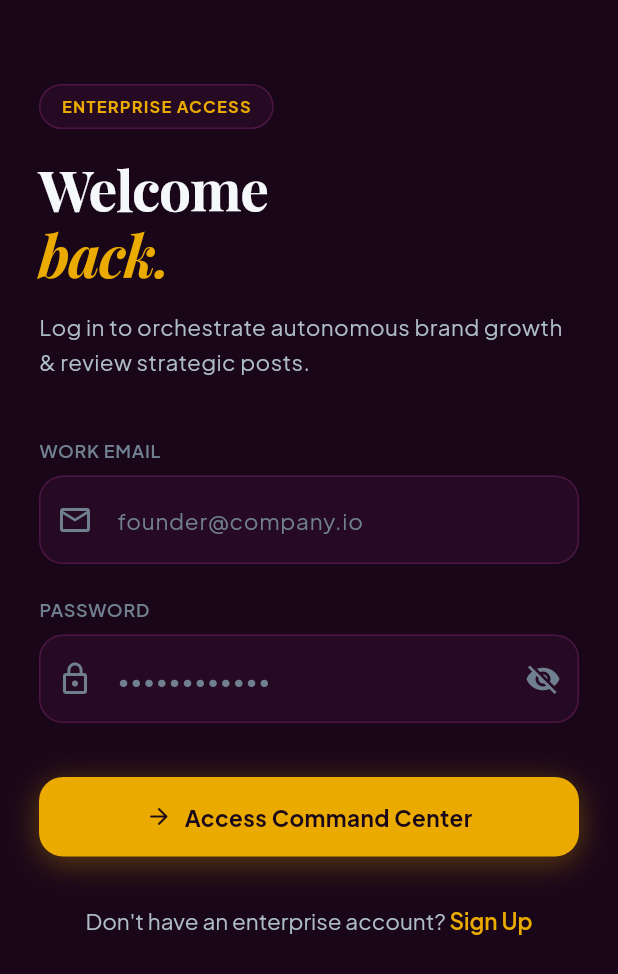
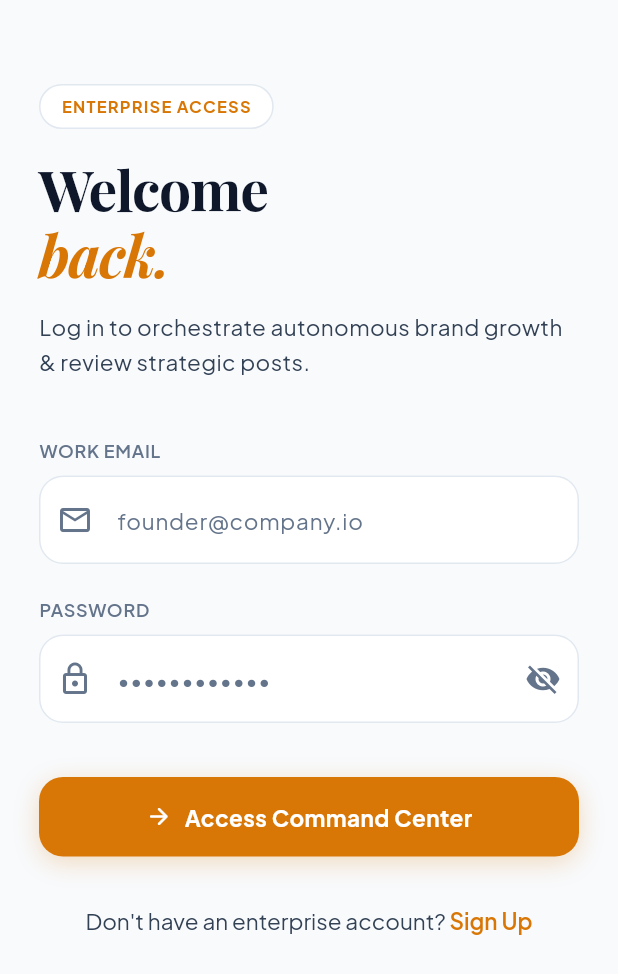
Before and after one commit to shashvatdev/AI-Social-Media-Manager-SaaS, a Flutter app: the screen it shows after launch, on a phone screen of 412 x 824 dp. Shown: the top 974 px of the screen. Run offline on Flutter 3.47's test engine with Material 3 defaults, Android fonts, the phone set to English and light mode, and no system bars; drawn by our look-alikes of flutter_animate; our stand-ins replace cached_network_image, dio, file_picker, flutter_secure_storage, google_fonts; accounts and stored records are empty.

Commit message:
feat(ui): pristine high-contrast luxury white theme across entire client

```diff
--- a/frontend/lib/core/theme/app_colors.dart
+++ b/frontend/lib/core/theme/app_colors.dart
@@ -1,29 +1,29 @@
 import 'package:flutter/material.dart';
 
 class AppColors {
-  // --- PRIMARY LUXURY PALETTE (from Brand Design Brief) ---
-  static const Color iceSilver = Color(0xFFDDE3E8);
-  static const Color deepAubergine = Color(0xFF3A0F34);
-  static const Color marigold = Color(0xFFEAAA00);
+  // --- PRIMARY LUXURY PALETTE ---
+  static const Color iceSilver = Color(0xFF64748B);        // Refined Slate
+  static const Color deepAubergine = Color(0xFF3A0F34);    // Rich luxury brand accent
+  static const Color marigold = Color(0xFFD97706);         // High-contrast Amber / Marigold Gold
 
-  // --- LUXURY DARK MODE CANVAS & SURFACES ---
-  static const Color obsidian = Color(0xFF110410);          // Deepest background
-  static const Color darkCanvas = Color(0xFF190618);        // Main screen background
-  static const Color surfaceAubergine = Color(0xFF260A23);  // Card surfaces
-  static const Color elevatedSurface = Color(0xFF320E2E);   // Modals / Elevated cards
-  static const Color borderAubergine = Color(0xFF4C1544);   // Crisp hairline borders
-  static const Color borderHighlight = Color(0xFF6B2060);   // Focused borders
+  // --- PRISTINE LIGHT MODE CANVAS & SURFACES ---
+  static const Color obsidian = Color(0xFFFFFFFF);         // Pure crisp white
+  static const Color darkCanvas = Color(0xFFF8FAFC);       // Soft cloud / pearl white scaffold background
+  static const Color surfaceAubergine = Color(0xFFFFFFFF); // Pure white cards & modals
+  static const Color elevatedSurface = Color(0xFFFFFFFF);  // Pure white elevated surfaces
+  static const Color borderAubergine = Color(0xFFE2E8F0);  // Subtle refined borders (Linear / Stripe style)
+  static const Color borderHighlight = Color(0xFFF59E0B);  // Active border (Marigold amber)
 
   // --- ACCENTS & GLOWS ---
-  static const Color marigoldGlow = Color(0x33EAAA00);      // 20% glow
-  static const Color electricAmber = Color(0xFFFFBF00);
-  static const Color emeraldSuccess = Color(0xFF00E599);     // Published / Verified badge
-  static const Color crimsonReject = Color(0xFFFF3366);      // Reject / Danger badge
-  static const Color cobaltInfo = Color(0xFF2D8CFF);
+  static const Color marigoldGlow = Color(0x22D97706);     // Subtle golden glow
+  static const Color electricAmber = Color(0xFFD97706);
+  static const Color emeraldSuccess = Color(0xFF059669);    // Crisp Emerald
+  static const Color crimsonReject = Color(0xFFDC2626);     // Crisp Crimson
+  static const Color cobaltInfo = Color(0xFF2563EB);        // Crisp Royal Blue
 
-  // --- TEXT SYSTEM ---
-  static const Color textPrimary = Color(0xFFF5F8FA);       // 100% white-silver
-  static const Color textSecondary = Color(0xFFAEBCC7);     // 70% silver muted
-  static const Color textTertiary = Color(0xFF708090);      // 40% subtle labels
-  static const Color textOnMarigold = Color(0xFF190618);    // High contrast black on yellow
+  // --- TEXT SYSTEM (CRISP DEEP SLATE & CHARCOAL) ---
+  static const Color textPrimary = Color(0xFF0F172A);      // Deep Slate Obsidian (crisp, high contrast)
+  static const Color textSecondary = Color(0xFF334155);    // Medium slate
+  static const Color textTertiary = Color(0xFF64748B);     // Subdued slate labels
+  static const Color textOnMarigold = Color(0xFFFFFFFF);   // White on amber button
 }
--- a/frontend/lib/core/theme/app_text_styles.dart
+++ b/frontend/lib/core/theme/app_text_styles.dart
@@ -22,9 +22,9 @@ class AppTextStyles {
 
   static TextStyle displaySub = GoogleFonts.playfairDisplay(
     fontSize: 20,
-    fontWeight: FontWeight.w500,
+    fontWeight: FontWeight.w600,
     letterSpacing: -0.3,
-    color: AppColors.iceSilver,
+    color: AppColors.deepAubergine,
   );
 
   // --- MODERN PRECISION SANS (UI, Data, Copy) ---
--- a/frontend/lib/core/theme/app_theme.dart
+++ b/frontend/lib/core/theme/app_theme.dart
@@ -4,12 +4,14 @@ import 'app_colors.dart';
 import 'app_text_styles.dart';
 
 class AppTheme {
-  static ThemeData get luxuryDarkTheme {
+  static ThemeData get luxuryDarkTheme => luxuryLightTheme;
+
+  static ThemeData get luxuryLightTheme {
     return ThemeData(
-      brightness: Brightness.dark,
+      brightness: Brightness.light,
       scaffoldBackgroundColor: AppColors.darkCanvas,
       primaryColor: AppColors.marigold,
-      colorScheme: const ColorScheme.dark(
+      colorScheme: const ColorScheme.light(
         primary: AppColors.marigold,
         secondary: AppColors.deepAubergine,
         surface: AppColors.surfaceAubergine,
@@ -17,11 +19,11 @@ class AppTheme {
         onSurface: AppColors.textPrimary,
       ),
       appBarTheme: AppBarTheme(
-        backgroundColor: AppColors.darkCanvas.withValues(alpha: 0.9),
+        backgroundColor: Colors.white,
         elevation: 0,
         centerTitle: false,
-        systemOverlayStyle: SystemUiOverlayStyle.light,
-        iconTheme: const IconThemeData(color: AppColors.iceSilver),
+        systemOverlayStyle: SystemUiOverlayStyle.dark,
+        iconTheme: const IconThemeData(color: AppColors.textPrimary),
         titleTextStyle: AppTextStyles.displaySub.copyWith(color: AppColors.textPrimary),
       ),
       cardTheme: CardThemeData(
@@ -34,7 +36,7 @@ class AppTheme {
       ),
       inputDecorationTheme: InputDecorationTheme(
         filled: true,
-        fillColor: AppColors.surfaceAubergine,
+        fillColor: Colors.white,
         hintStyle: AppTextStyles.bodyMedium.copyWith(color: AppColors.textTertiary),
         contentPadding: const EdgeInsets.symmetric(horizontal: 20, vertical: 18),
         border: OutlineInputBorder(
--- a/frontend/lib/screens/analytics/analytics_screen.dart
+++ b/frontend/lib/screens/analytics/analytics_screen.dart
@@ -125,7 +125,7 @@ class _AnalyticsScreenState extends State<AnalyticsScreen> {
                             value: '${analytics?.scheduledCount ?? 0}',
                             subtitle: '${analytics?.pendingApprovalCount ?? 0} awaiting review',
                             icon: Icons.schedule_send_rounded,
-                            accentColor: AppColors.iceSilver,
+                            accentColor: AppColors.cobaltInfo,
                           ),
                         ),
                       ],
@@ -202,8 +202,8 @@ class _AnalyticsScreenState extends State<AnalyticsScreen> {
                           children: analytics.platformDistribution.entries.map((entry) {
                             return EditorialBadge(
                               label: '${entry.key}: ${entry.value} posts',
-                              textColor: AppColors.iceSilver,
-                              backgroundColor: AppColors.darkCanvas,
+                              textColor: AppColors.textPrimary,
+                              backgroundColor: const Color(0xFFF1F5F9),
                               icon: Icons.send_rounded,
                             );
                           }).toList(),
--- a/frontend/lib/screens/auth/splash_screen.dart
+++ b/frontend/lib/screens/auth/splash_screen.dart
@@ -61,7 +61,7 @@ class _SplashScreenState extends State<SplashScreen> {
                 shape: BoxShape.circle,
                 gradient: RadialGradient(
                   colors: [
-                    AppColors.deepAubergine.withValues(alpha: 0.6),
+                    AppColors.marigold.withValues(alpha: 0.12),
                     Colors.transparent,
                   ],
                 ),
@@ -78,7 +78,7 @@ class _SplashScreenState extends State<SplashScreen> {
                 shape: BoxShape.circle,
                 gradient: RadialGradient(
                   colors: [
-                    AppColors.marigold.withValues(alpha: 0.2),
+                    AppColors.deepAubergine.withValues(alpha: 0.08),
                     Colors.transparent,
                   ],
                 ),
--- a/frontend/lib/screens/strategy/strategy_blueprint_screen.dart
+++ b/frontend/lib/screens/strategy/strategy_blueprint_screen.dart
@@ -178,7 +178,7 @@ class _StrategyBlueprintScreenState extends State<StrategyBlueprintScreen> {
                       if (strategy != null)
                         EditorialBadge(
                           label: strategy.isApproved ? 'APPROVED STRATEGY' : 'PENDING REVIEW',
-                          backgroundColor: strategy.isApproved ? const Color(0x2200E599) : AppColors.marigoldGlow,
+                          backgroundColor: strategy.isApproved ? const Color(0xFFECFDF5) : const Color(0xFFFFFBEB),
                           textColor: strategy.isApproved ? AppColors.emeraldSuccess : AppColors.marigold,
                           icon: strategy.isApproved ? Icons.verified_rounded : Icons.pending_actions_rounded,
                         ),
@@ -208,7 +208,7 @@ class _StrategyBlueprintScreenState extends State<StrategyBlueprintScreen> {
                       Container(
                         padding: const EdgeInsets.all(18),
                         decoration: BoxDecoration(
-                          color: AppColors.deepAubergine,
+                          color: const Color(0xFFFFFBEB),
                           shape: BoxShape.circle,
                           border: Border.all(color: AppColors.borderAubergine),
                         ),
--- a/frontend/lib/widgets/flux_image_card.dart
+++ b/frontend/lib/widgets/flux_image_card.dart
@@ -80,7 +80,7 @@ class FluxImageCard extends StatelessWidget {
                       const SizedBox(width: 6),
                       Text(
                         'AI FLUX CREATIVE (1024x1024)',
-                        style: AppTextStyles.badgeText.copyWith(color: AppColors.iceSilver),
+                        style: AppTextStyles.badgeText.copyWith(color: Colors.white),
                       ),
                     ],
                   ),
--- a/frontend/lib/widgets/glowing_button.dart
+++ b/frontend/lib/widgets/glowing_button.dart
@@ -24,13 +24,13 @@ class GlowingButton extends StatelessWidget {
       return OutlinedButton(
         onPressed: isLoading ? null : onPressed,
         style: OutlinedButton.styleFrom(
-          foregroundColor: AppColors.iceSilver,
+          foregroundColor: AppColors.textPrimary,
           side: const BorderSide(color: AppColors.borderAubergine, width: 1.5),
           padding: const EdgeInsets.symmetric(horizontal: 24, vertical: 16),
           shape: RoundedRectangleBorder(borderRadius: BorderRadius.circular(16)),
-          backgroundColor: AppColors.surfaceAubergine.withValues(alpha: 0.4),
+          backgroundColor: Colors.white,
         ),
-        child: _buildContent(AppColors.iceSilver),
+        child: _buildContent(AppColors.textPrimary),
       );
     }
 
@@ -41,8 +41,8 @@ class GlowingButton extends StatelessWidget {
             ? []
             : [
                 BoxShadow(
-                  color: AppColors.marigold.withValues(alpha: 0.35),
-                  blurRadius: 18,
+                  color: AppColors.marigold.withValues(alpha: 0.25),
+                  blurRadius: 14,
                   offset: const Offset(0, 4),
                 ),
               ],
@@ -63,12 +63,12 @@ class GlowingButton extends StatelessWidget {
 
   Widget _buildContent(Color textColor) {
     if (isLoading) {
-      return SizedBox(
+      return const SizedBox(
+        width: 20,
         height: 20,
-        width: 20,
         child: CircularProgressIndicator(
-          strokeWidth: 2.2,
-          valueColor: AlwaysStoppedAnimation<Color>(textColor),
+          strokeWidth: 2,
+          color: Colors.white,
         ),
       );
     }
@@ -76,6 +76,7 @@ class GlowingButton extends StatelessWidget {
     if (icon != null) {
       return Row(
         mainAxisSize: MainAxisSize.min,
+        mainAxisAlignment: MainAxisAlignment.center,
         children: [
           Icon(icon, size: 18, color: textColor),
           const SizedBox(width: 8),
```
Also changed, not shown: frontend/lib/screens/brand/brand_brain_vault_screen.dart (+5 -5 lines), frontend/lib/screens/inbox/post_approval_inbox_screen.dart (+38 -24 lines), frontend/lib/screens/social/social_accounts_hub_screen.dart (+6 -5 lines), frontend/lib/widgets/editorial_badge.dart (+18 -18 lines), frontend/lib/widgets/social_post_preview_modal.dart (+44 -28 lines), 1 other file.
